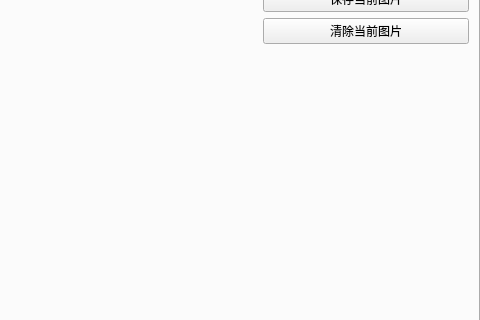
Above: mainwindow.ui from WoaW04/Misc_steg_tool before the change; both pictures show x 420 to 900 and y 81 to 401 of the 900 by 600 pixel window. Below: the same form after it.
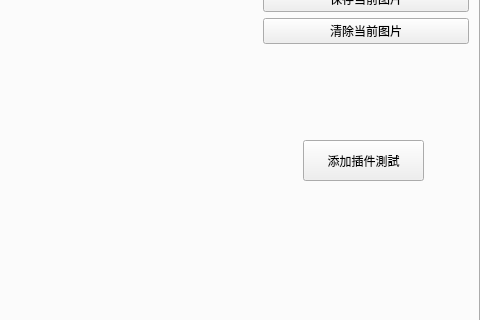
That is the form after the change. The open tabs and pages were chosen to show the change.

Commit message:
添加加載插件的功能
DO:
- 點擊按鈕，選擇指定py文件, 然後會添加到主程序的Tab中

TODO:
- 後面插件比較多時, 可以采用默認加載的方式, 在程序啟動時自動加載指定插件

The edit to the form file:
```diff
--- a/mainwindow.ui
+++ b/mainwindow.ui
@@ -117,7 +117,21 @@
             </layout>
            </item>
            <item>
-            <widget class="QWidget" name="widget_3" native="true"/>
+            <widget class="QWidget" name="widget_3" native="true">
+             <widget class="QPushButton" name="btnLoadPlugin">
+              <property name="geometry">
+               <rect>
+                <x>40</x>
+                <y>90</y>
+                <width>121</width>
+                <height>41</height>
+               </rect>
+              </property>
+              <property name="text">
+               <string>添加插件測試</string>
+              </property>
+             </widget>
+            </widget>
            </item>
           </layout>
          </widget>
```
Left out of the diff: 2 changed lines with no effect on the pictures. The commit also changes 5 other files.
